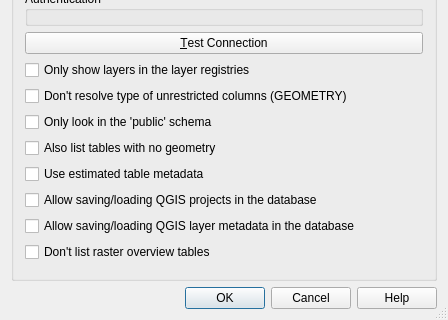
qgis/QGIS, file src/ui/qgspgnewconnectionbase.ui: the form before one commit; both pictures show x 0 to 448 and y 253 to 573 of the 448 by 573 pixel window.
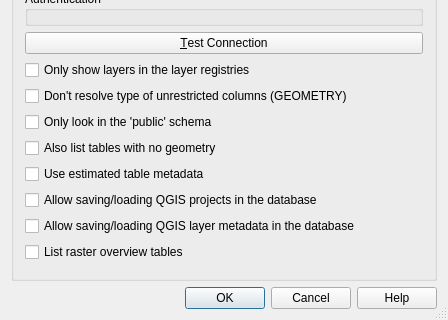
The form after the commit. Custom widgets are drawn as their Qt base class.

Commit message: flip logic to explicitly ask for raster overviews

The edit to the form file:
```diff
--- a/src/ui/qgspgnewconnectionbase.ui
+++ b/src/ui/qgspgnewconnectionbase.ui
@@ -239,7 +239,7 @@
       <item>
        <widget class="QCheckBox" name="cb_dontShowRasterOverviews">
         <property name="text">
-         <string>Don't list raster overview tables</string>
+         <string>List raster overview tables</string>
         </property>
        </widget>
       </item>
```
Left out of the diff: 2 changed lines with no effect on the pictures. The commit also changes 5 other files.
